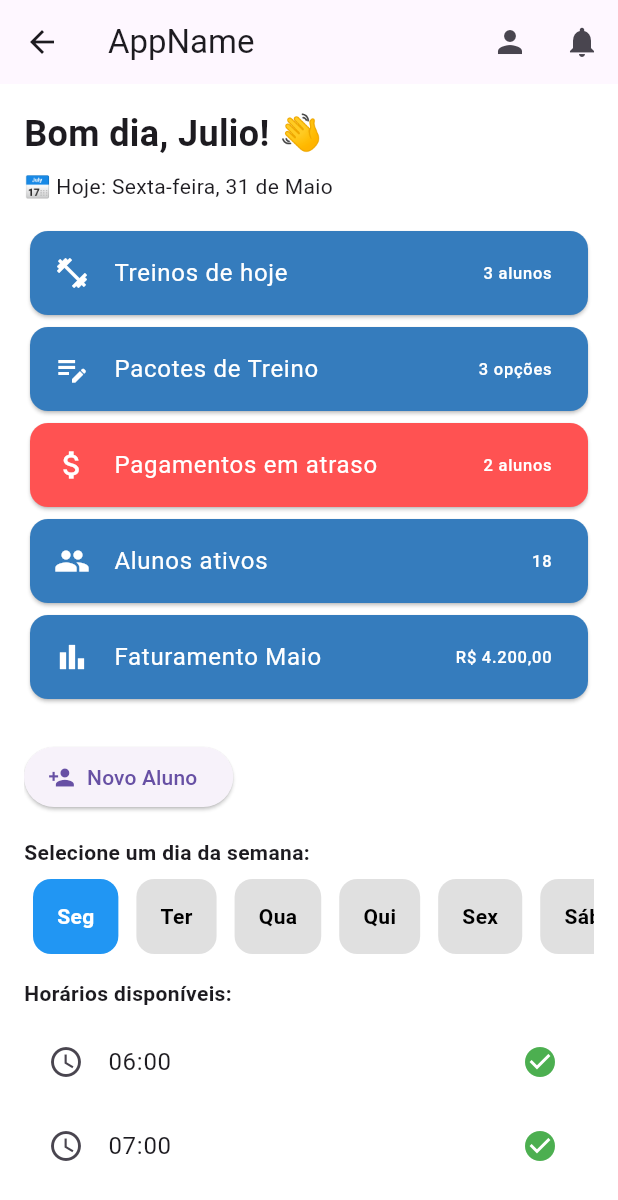
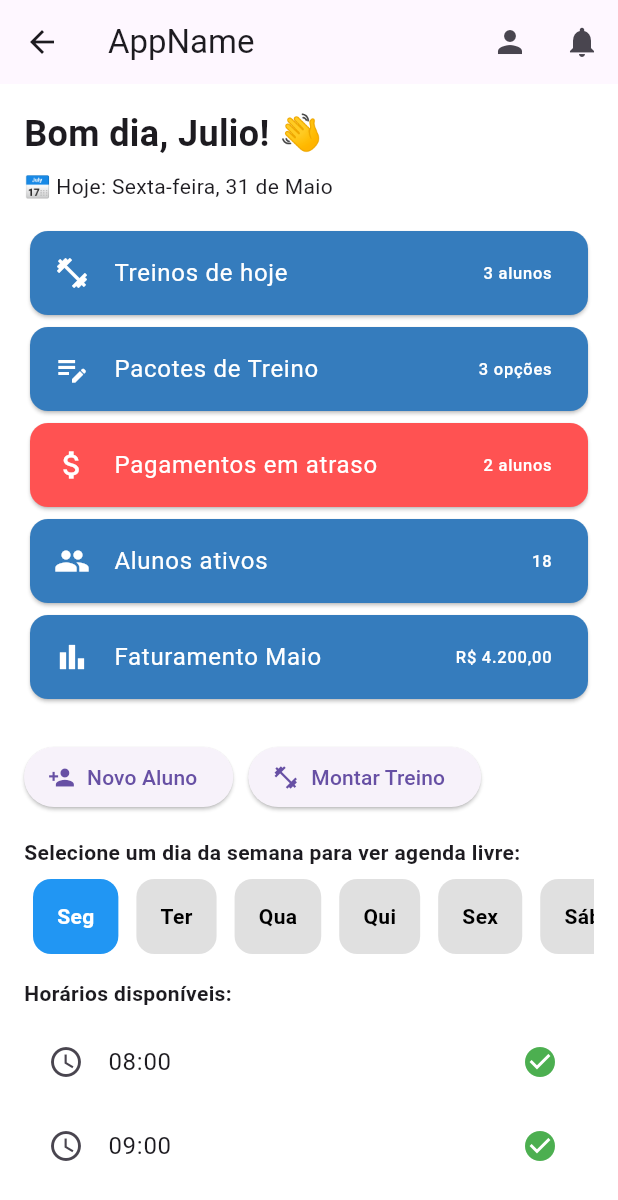
Before and after one commit to juliovitorino/workspace-opensource-mobile, a Flutter app: the DashboardPage screen opened by its route, on a phone screen of 412 x 824 dp. Shown: the top 1200 px of the screen. Run offline on Flutter 3.47's test engine with Material 3 defaults, Android fonts, the phone set to English and light mode, and no system bars; our stand-ins replace flutter_bloc, get_it, injectable.

Commit message:
[031412] improviment for available time

```diff
--- /dev/null
+++ b/treinadorpro/lib/features/dashboard/domain/entities/available_time.dart
@@ -0,0 +1,41 @@
+class AvailableTime {
+  final int? id;
+  final int personalUserId;
+  final int daysOfWeek;
+  final String dayTime;
+  final bool? available;
+  final String? status;
+
+  const AvailableTime({
+    this.id,
+    required this.personalUserId,
+    required this.daysOfWeek,
+    required this.dayTime,
+    this.available,
+    this.status,
+  });
+
+  static int MONDAY = 0;
+  static int TUEDAY = 1;
+  static int WEDNESDAY = 2;
+  static int THURSDAY = 3;
+  static int FRIDAY = 4;
+  static int SATURDAY = 5;
+  static int SUNDAY = 6;
+
+  static List<AvailableTime> times = [
+    AvailableTime(personalUserId: 1,daysOfWeek: MONDAY, dayTime: "08:00", available: true),
+    AvailableTime(personalUserId: 1,daysOfWeek: MONDAY, dayTime: "09:00", available: true),
+    AvailableTime(personalUserId: 1,daysOfWeek: TUEDAY, dayTime: "11:00", available: true),
+    AvailableTime(personalUserId: 1,daysOfWeek: TUEDAY, dayTime: "14:00", available: true),
+    AvailableTime(personalUserId: 1,daysOfWeek: TUEDAY, dayTime: "15:00", available: true),
+    AvailableTime(personalUserId: 1,daysOfWeek: TUEDAY, dayTime: "16:00", available: true),
+    AvailableTime(personalUserId: 1,daysOfWeek: TUEDAY, dayTime: "19:00", available: true),
+    AvailableTime(personalUserId: 1,daysOfWeek: WEDNESDAY, dayTime: "10:00", available: true),
+    AvailableTime(personalUserId: 1,daysOfWeek: THURSDAY, dayTime: "10:00", available: true),
+    AvailableTime(personalUserId: 1,daysOfWeek: THURSDAY, dayTime: "11:00", available: true),
+    AvailableTime(personalUserId: 1,daysOfWeek: FRIDAY, dayTime: "09:00", available: true),
+    AvailableTime(personalUserId: 1,daysOfWeek: FRIDAY, dayTime: "11:00", available: true),
+    AvailableTime(personalUserId: 1,daysOfWeek: SATURDAY, dayTime: "09:00", available: true),
+  ];
+}
--- a/treinadorpro/lib/features/dashboard/presentation/pages/dashboard_page.dart
+++ b/treinadorpro/lib/features/dashboard/presentation/pages/dashboard_page.dart
@@ -64,7 +64,7 @@ class DashboardPage extends StatelessWidget {
               icon: Icons.edit_note,
               title: 'Pacotes de Treino',
               trailing: '3 opções',
-              onTap:  () {
+              onTap: () {
                 Navigator.push(
                   context,
                   MaterialPageRoute(builder: (_) => TrainingPackagesPage()),
@@ -120,6 +120,11 @@ class DashboardPage extends StatelessWidget {
                   icon: Icon(Icons.person_add),
                   label: Text('Novo Aluno'),
                 ),
+                ElevatedButton.icon(
+                  onPressed: () {},
+                  icon: Icon(Icons.fitness_center),
+                  label: Text('Montar Treino'),
+                ),
               ],
             ),
             FreeAvailableTime(),
--- a/treinadorpro/lib/features/dashboard/presentation/widgets/free_available_time.dart
+++ b/treinadorpro/lib/features/dashboard/presentation/widgets/free_available_time.dart
@@ -1,4 +1,6 @@
 import 'package:flutter/material.dart';
+
+import '../../domain/entities/available_time.dart';
 
 class FreeAvailableTime extends StatefulWidget {
   @override
@@ -7,23 +9,28 @@ class FreeAvailableTime extends StatefulWidget {
 
 class _FreeAvailableTimeState extends State<FreeAvailableTime> {
   final List<String> days = ['Seg', 'Ter', 'Qua', 'Qui', 'Sex', 'Sáb'];
-  final List<String> hours = [
-    '06:00', '07:00', '08:00', '09:00', '10:00',
-    '11:00', '12:00', '13:00', '14:00', '15:00',
-    '16:00', '17:00', '18:00', '19:00', '20:00'
-  ];
 
   int selectedDay = 0;
 
+  List<AvailableTime> _getFilteredTimes(int day) {
+    return AvailableTime.times
+        .where((t) => t.daysOfWeek == day && (t.available ?? false))
+        .toList();
+  }
+
   @override
   Widget build(BuildContext context) {
+    final filteredTimes = _getFilteredTimes(selectedDay);
+
     return Column(
       mainAxisSize: MainAxisSize.min,
       crossAxisAlignment: CrossAxisAlignment.start,
       children: [
         SizedBox(height: 16),
-        Text('Selecione um dia da semana:',
-            style: TextStyle(fontWeight: FontWeight.bold)),
+        Text(
+          'Selecione um dia da semana para ver agenda livre:',
+          style: TextStyle(fontWeight: FontWeight.bold),
+        ),
         SizedBox(height: 8),
         SizedBox(
           height: 50,
@@ -56,21 +63,23 @@ class _FreeAvailableTimeState extends State<FreeAvailableTime> {
           ),
         ),
         SizedBox(height: 16),
-        Text('Horários disponíveis:',
-            style: TextStyle(fontWeight: FontWeight.bold)),
+        Text(
+          'Horários disponíveis:',
+          style: TextStyle(fontWeight: FontWeight.bold),
+        ),
         SizedBox(height: 8),
+
+        // available times
         Column(
-          children: List.generate(hours.length, (index) {
+          children: List.generate(filteredTimes.length, (index) {
             return ListTile(
               leading: Icon(Icons.access_time),
-              title: Text(hours[index]),
+              title: Text(filteredTimes[index].dayTime),
               trailing: Icon(Icons.check_circle, color: Colors.green),
-              onTap: () {
-                // lógica de ação no clique do horário
-              },
             );
           }),
-        )
+        ),
+
       ],
     );
   }
```
Also changed, not shown: treinadorpro/lib/features/dashboard/data/model/available_time_model.dart (added, +50 -0 lines).
